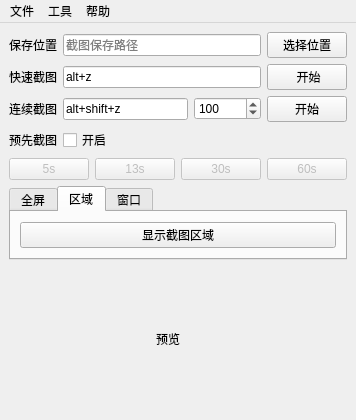
First picture: the form in mainwindow.ui, repository iwxyi/PigeonCapture, before the edit.
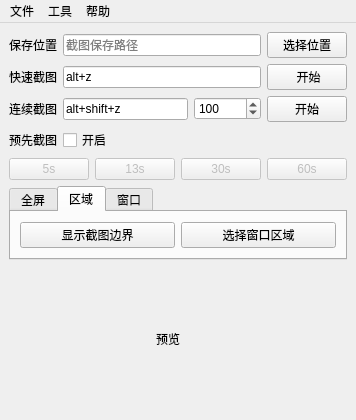
Second picture: the form after the edit.

Commit message: 添加勉强可用的窗口选择器

The edit to the form file:
```diff
--- a/mainwindow.ui
+++ b/mainwindow.ui
@@ -272,7 +272,14 @@
           <item>
            <widget class="QPushButton" name="showAreaSelector">
             <property name="text">
-             <string>显示截图区域</string>
+             <string>显示截图边界</string>
+            </property>
+           </widget>
+          </item>
+          <item>
+           <widget class="QPushButton" name="selectScreenWindow">
+            <property name="text">
+             <string>选择窗口区域</string>
             </property>
            </widget>
           </item>
```
The commit also changes 5 other files.
